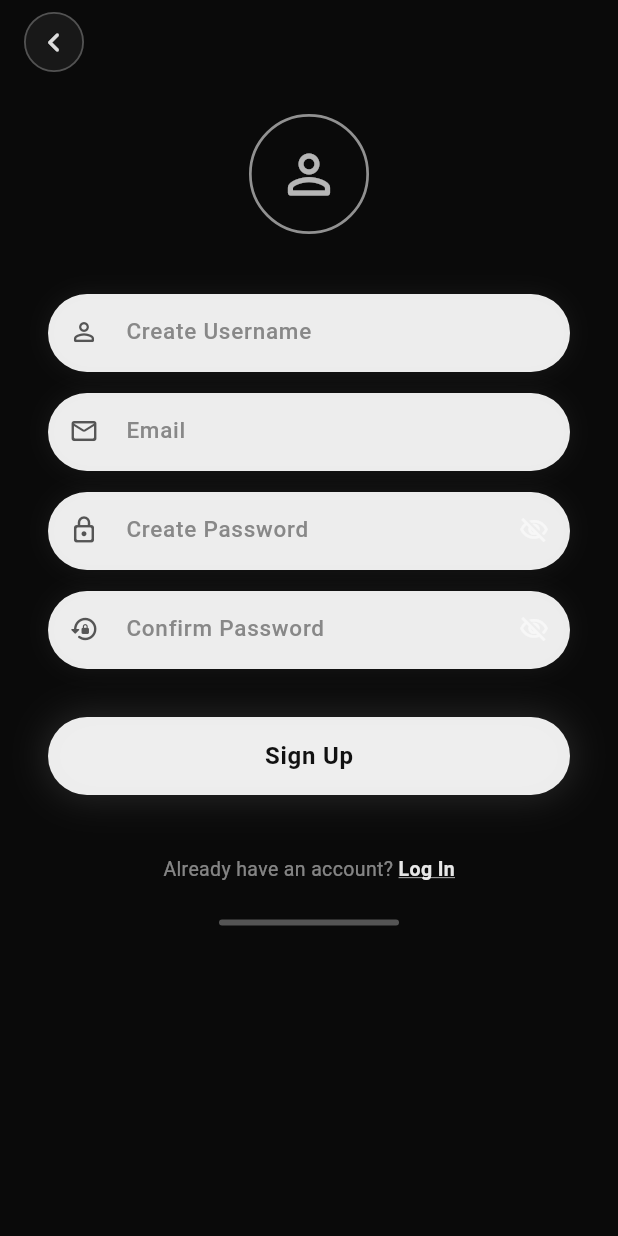
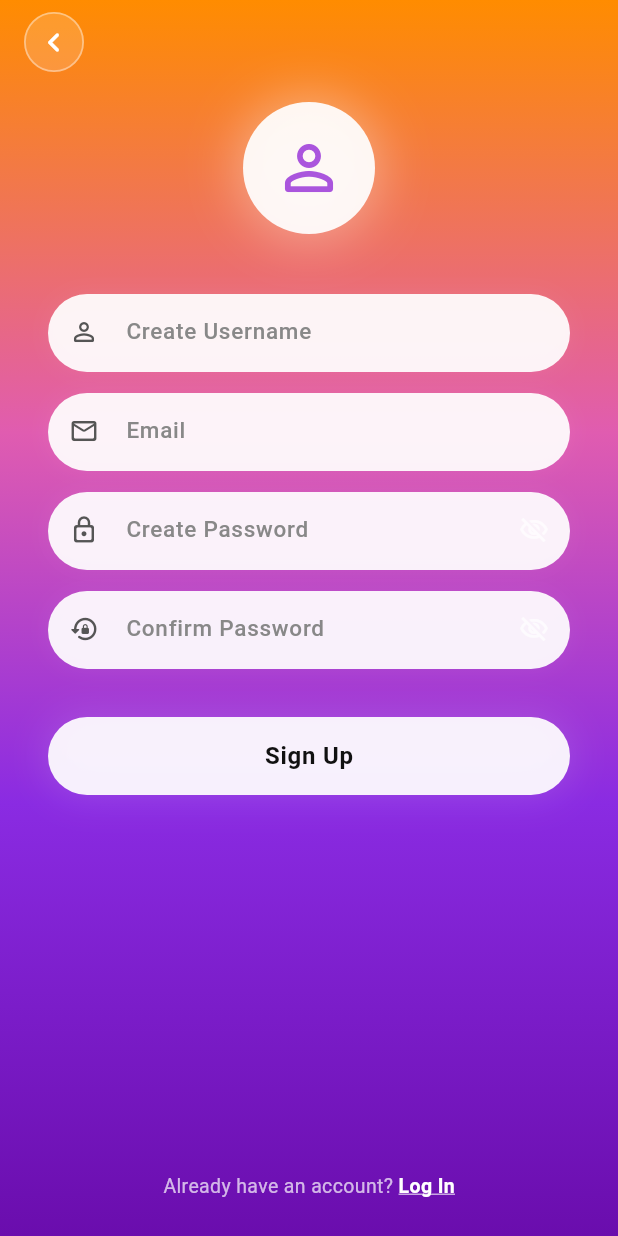
Before and after one commit to Krishmal2004/AIVA_LIFE, a Flutter app: the SignupPage screen opened directly, on a phone screen of 412 x 824 dp. Run offline on Flutter 3.47's test engine with Material 3 defaults, Android fonts, the light colour scheme and no system bars.

Commit message:
updated the Signup UI

```diff
--- a/lib/screens/login.dart
+++ b/lib/screens/login.dart
@@ -120,10 +120,10 @@ class _LoginPageState extends State<LoginPage> with SingleTickerProviderStateMix
             begin: Alignment.topCenter,
             end: Alignment.bottomCenter,
             colors: [
-              Color(0xFFFF8C00), // orange
-              Color(0xFFE05CB0), // pink-ish mid
-              Color(0xFF8A2BE2), // deep violet
-              Color(0xFF6A0DAD), // purple bottom
+              Color(0xFFFF8C00),
+              Color(0xFFE05CB0),
+              Color(0xFF8A2BE2),
+              Color(0xFF6A0DAD),
             ],
             stops: [0.0, 0.35, 0.65, 1.0],
           ),
@@ -274,15 +274,6 @@ class _LoginPageState extends State<LoginPage> with SingleTickerProviderStateMix
                     ),
                   ),
                   const SizedBox(height: 12),
-                  Container(
-                    width: 120,
-                    height: 4,
-                    margin: const EdgeInsets.only(bottom: 10),
-                    decoration: BoxDecoration(
-                      color: Colors.white.withOpacity(0.55),
-                      borderRadius: BorderRadius.circular(2),
-                    ),
-                  ),
                 ],
               ),
             ),
--- a/lib/screens/signup.dart
+++ b/lib/screens/signup.dart
@@ -65,7 +65,6 @@ class _SignupPageState extends State<SignupPage>
     final password = _passwordController.text;
     final confirm = _confirmPasswordController.text;
 
-    // 1. Basic validation before sending request
     if (username.isEmpty || email.isEmpty || password.isEmpty) {
       _showSnackBar("Please fill in all fields", Colors.redAccent);
       return;
@@ -94,19 +93,17 @@ class _SignupPageState extends State<SignupPage>
       final responseData = jsonDecode(response.body);
 
       if (response.statusCode == 201) {
-        // Handle http:Created
         _showSnackBar(responseData['message'] ?? "Account created!", Colors.green);
         Navigator.maybePop(context);
       } else if (response.statusCode == 400) {
-        // Handle http:BadRequest (Duplicate user)
         _showSnackBar(responseData['message'] ?? "Signup failed", Colors.orangeAccent);
       } else {
         _showSnackBar("An unexpected error occurred", Colors.redAccent);
       }
     } catch (e) {
-      _showSnackBar("Could not connect to server. Ensure Ballerina is running on port 8080.", Colors.redAccent);
+      _showSnackBar("Could not connect to server.", Colors.redAccent);
     } finally {
-      setState(() => _isLoading = false);
+      if (mounted) setState(() => _isLoading = false);
     }
   }
 
@@ -123,15 +120,38 @@ class _SignupPageState extends State<SignupPage>
   @override
   Widget build(BuildContext context) {
     return Scaffold(
-      backgroundColor: const Color(0xFF0A0A0A),
-      body: SafeArea(
+      backgroundColor: Colors.transparent,
+      body: Container(
+        width: double.infinity,
+        height: double.infinity,
+        decoration: const BoxDecoration(
+          gradient: LinearGradient(
+            begin: Alignment.topCenter,
+            end: Alignment.bottomCenter,
+            colors: [
+              Color(0xFFFF8C00),
+              Color(0xFFE05CB0),
+              Color(0xFF8A2BE2),
+              Color(0xFF6A0DAD),
+            ],
+            stops: [0.0, 0.35, 0.65, 1.0],
+          ),
+        ),
+        child: SafeArea(
           child: FadeTransition(
             opacity: _fadeIn,
             child: SlideTransition(
               position: _slideUp,
-            child: SingleChildScrollView(
+              child: LayoutBuilder(
+                builder: (context, constraints) {
+                  return SingleChildScrollView(
+                    // 3. This ensures the column can be at least as tall as the screen
+                    child: ConstrainedBox(
+                      constraints: BoxConstraints(minHeight: constraints.maxHeight),
+                      child: IntrinsicHeight(
                         child: Column(
                           children: [
+                            // Back Button
                             Padding(
                               padding: const EdgeInsets.only(left: 16, top: 8),
                               child: Align(
@@ -143,40 +163,47 @@ class _SignupPageState extends State<SignupPage>
                                     height: 40,
                                     decoration: BoxDecoration(
                                       shape: BoxShape.circle,
-                            color: Colors.white.withOpacity(0.06),
+                                      color: Colors.white.withOpacity(0.15),
                                       border: Border.all(
-                              color: Colors.white.withOpacity(0.25),
+                                        color: Colors.white.withOpacity(0.4),
                                         width: 1.2,
                                       ),
                                     ),
-                          child: Icon(
+                                    child: const Icon(
                                       Icons.chevron_left_rounded,
-                            color: Colors.white.withOpacity(0.85),
+                                      color: Colors.white,
                                       size: 26,
                                     ),
                                   ),
                                 ),
                               ),
                             ),
-                  const SizedBox(height: 28),
+                            const SizedBox(height: 20),
+
+                            // Profile Icon
                             Container(
-                    width: 80,
-                    height: 80,
+                              width: 88,
+                              height: 88,
                               decoration: BoxDecoration(
                                 shape: BoxShape.circle,
-                      color: Colors.transparent,
-                      border: Border.all(
-                        color: Colors.white.withOpacity(0.55),
-                        width: 1.8,
+                                color: Colors.white.withOpacity(0.92),
+                                boxShadow: [
+                                  BoxShadow(
+                                    color: Colors.white.withOpacity(0.35),
+                                    blurRadius: 28,
+                                    spreadRadius: 4,
                                   ),
+                                ],
                               ),
-                    child: Icon(
+                              child: const Icon(
                                 Icons.person_outline_rounded,
-                      size: 42,
-                      color: Colors.white.withOpacity(0.7),
+                                size: 48,
+                                color: Color(0xFFAA55DD),
                               ),
                             ),
                             const SizedBox(height: 40),
+
+                            // Fields
                             Padding(
                               padding: const EdgeInsets.symmetric(horizontal: 32),
                               child: Column(
@@ -204,7 +231,7 @@ class _SignupPageState extends State<SignupPage>
                                         _obscurePassword
                                             ? Icons.visibility_off_outlined
                                             : Icons.visibility_outlined,
-                              color: Colors.white54,
+                                        color: Colors.white70,
                                         size: 20,
                                       ),
                                       onPressed: () => setState(
@@ -222,7 +249,7 @@ class _SignupPageState extends State<SignupPage>
                                         _obscureConfirm
                                             ? Icons.visibility_off_outlined
                                             : Icons.visibility_outlined,
-                              color: Colors.white54,
+                                        color: Colors.white70,
                                         size: 20,
                                       ),
                                       onPressed: () =>
@@ -233,6 +260,7 @@ class _SignupPageState extends State<SignupPage>
                               ),
                             ),
                             const SizedBox(height: 32),
+
                             Padding(
                               padding: const EdgeInsets.symmetric(horizontal: 32),
                               child: _isLoading
@@ -241,7 +269,10 @@ class _SignupPageState extends State<SignupPage>
                                     onTap: _handleSignup,
                                   ),
                             ),
-                  const SizedBox(height: 40),
+
+                            const Spacer(),
+
+                            const SizedBox(height: 20),
                             GestureDetector(
                               onTap: () => Navigator.maybePop(context),
                               child: Text.rich(
@@ -250,18 +281,18 @@ class _SignupPageState extends State<SignupPage>
                                     TextSpan(
                                       text: 'Already have an account? ',
                                       style: TextStyle(
-                              color: Colors.white.withOpacity(0.5),
+                                        color: Colors.white.withOpacity(0.7),
                                         fontSize: 13,
                                       ),
                                     ),
-                          TextSpan(
+                                    const TextSpan(
                                       text: 'Log In',
                                       style: TextStyle(
-                              color: Colors.white.withOpacity(0.9),
+                                        color: Colors.white,
                                         fontSize: 13,
                                         fontWeight: FontWeight.w700,
                                         decoration: TextDecoration.underline,
-                              decorationColor: Colors.white70,
+                                        decorationColor: Colors.white,
                                       ),
                                     ),
                                   ],
@@ -269,16 +300,12 @@ class _SignupPageState extends State<SignupPage>
                               ),
                             ),
                             const SizedBox(height: 24),
-                  Container(
-                    width: 120,
-                    height: 4,
-                    margin: const EdgeInsets.only(bottom: 10),
-                    decoration: BoxDecoration(
-                      color: Colors.white.withOpacity(0.3),
-                      borderRadius: BorderRadius.circular(2),
+                          ],
                         ),
                       ),
-                ],
+                    ),
+                  );
+                },
               ),
             ),
           ),
```
Lines whose indentation alone changed are shown as unchanged.
